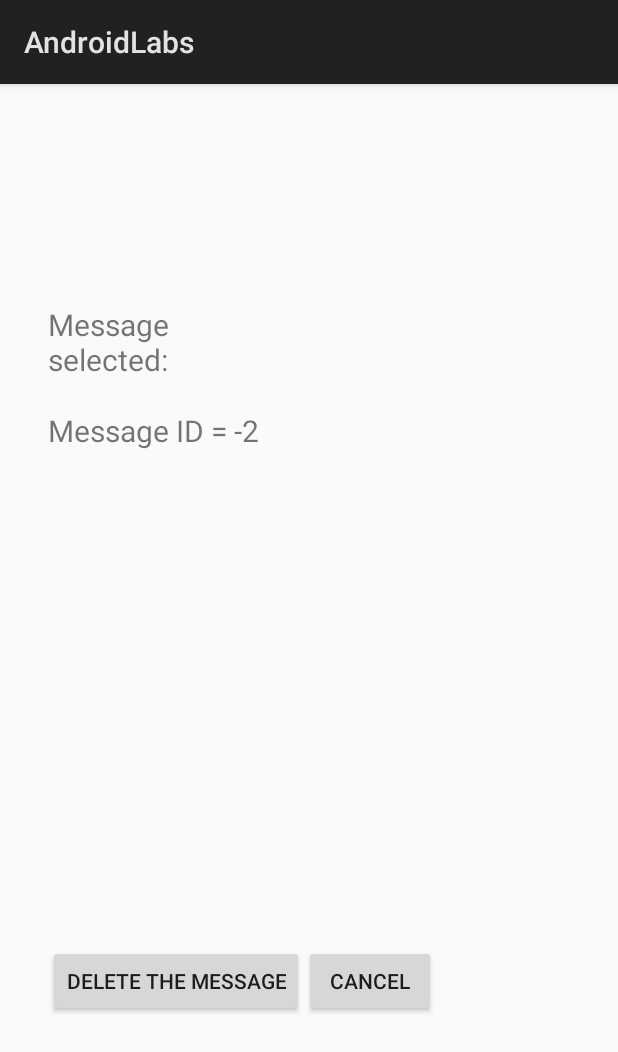
After one commit to michael-haoliu/androidLabs, an Android app: the MessageDetailsActivity screen opened directly, with no data from a screen before it, on a phone screen of 412 x 824 dp. The commit adds this screen. Shown: the top 1052 px of the screen. Run offline under Robolectric (Android 15) with nearby library versions, the phone set to English and light mode, and no system bars.

Commit message:
Lab 7 worked

```diff
--- a/app/build.gradle
+++ b/app/build.gradle
@@ -20,6 +20,7 @@ android {
 }
 
 dependencies {
+    implementation 'com.android.support:support-v4:26.1.0'
     compile fileTree(include: ['*.jar'], dir: 'libs')
     androidTestCompile('com.android.support.test.espresso:espresso-core:2.2.2', {
         exclude group: 'com.android.support', module: 'support-annotations'
--- a/app/src/main/AndroidManifest.xml
+++ b/app/src/main/AndroidManifest.xml
@@ -6,7 +6,7 @@
         android:name="android.hardware.camera2"
         android:required="true" />
 
-    <uses-permission android:name="android.permission.INTERNET"/>
+    <uses-permission android:name="android.permission.INTERNET" />
 
     <application
         android:allowBackup="true"
@@ -31,7 +31,8 @@
         <!-- android:name=".contentprovider.MyTodoContentProvider" > -->
         <!-- </provider> -->
 
-        <activity android:name=".WeatherForecastActivity"></activity>
+        <activity android:name=".WeatherForecastActivity" />
+        <activity android:name=".MessageDetailsActivity"></activity>
     </application>
 
 </manifest>
--- /dev/null
+++ b/app/src/main/java/com/example/hliu/androidlabs/MessageDetailsActivity.java
@@ -0,0 +1,31 @@
+package com.example.hliu.androidlabs;
+
+import android.app.Activity;
+import android.app.Fragment;
+import android.app.FragmentTransaction;
+import android.os.Bundle;
+
+public class MessageDetailsActivity extends Activity {
+
+    @Override
+    protected void onCreate(Bundle savedInstanceState) {
+        super.onCreate(savedInstanceState);
+        setContentView(R.layout.activity_message_details);
+
+        String msg = getIntent().getStringExtra("message");
+        Long id = getIntent().getLongExtra("messageID", -2);
+//        intent.putExtra("message", message);
+//        intent.putExtra("messageID", messageID);
+
+        Bundle bundle = new Bundle();
+        bundle.putString("message", msg);
+        bundle.putLong("messageID", id);
+
+        Fragment fragment = new MessageFragment();
+        fragment.setArguments(bundle);
+        FragmentTransaction fragmentTransaction = getFragmentManager().beginTransaction();
+        fragmentTransaction.replace(R.id.framelayout_layout1, fragment);
+        fragmentTransaction.commit();
+    }
+
+}
--- /dev/null
+++ b/app/src/main/java/com/example/hliu/androidlabs/MessageFragment.java
@@ -0,0 +1,140 @@
+package com.example.hliu.androidlabs;
+
+
+import android.app.Activity;
+import android.app.Fragment;
+import android.content.Intent;
+import android.content.res.Configuration;
+import android.os.Bundle;
+import android.support.annotation.Nullable;
+import android.util.Log;
+import android.view.LayoutInflater;
+import android.view.View;
+import android.view.ViewGroup;
+import android.widget.Button;
+import android.widget.TextView;
+import android.widget.Toast;
+
+//import android.support.v4.app.Fragment;
+
+
+/**
+ * A simple {@link Fragment} subclass.
+ */
+public class MessageFragment extends Fragment {
+    private View view;
+    private Button buttonDel;
+    private Button buttonCancel;
+    private TextView textView_ID, textView_msg;
+
+    //--------interface  Lab 7
+    OnItemSelectedListener onItemSelectedListener;
+
+    public MessageFragment() {
+        // Required empty public constructor
+    }
+
+
+    @Override
+    public View onCreateView(LayoutInflater inflater, ViewGroup container,
+                             Bundle savedInstanceState) {
+        // Inflate the layout for this fragment
+        view = inflater.inflate(R.layout.fragment_message_detail, container, false);
+        return view;
+    }
+
+
+    @Override
+    public void onActivityCreated(@Nullable Bundle savedInstanceState) {
+        super.onActivityCreated(savedInstanceState);
+
+        textView_ID = view.findViewById(R.id.messageID_inFragment);
+        textView_msg = view.findViewById(R.id.message_inFragement);
+
+        buttonDel = view.findViewById(R.id.button_deleteMessage_framelayout);
+        buttonCancel = view.findViewById(R.id.button_cancel_framelayout);
+
+        final Long msgID = getArguments().getLong("messageID");
+        String msg = getArguments().getString("message");
+
+        textView_msg.setText(msg);
+        textView_ID.setText(String.valueOf(msgID));
+
+        buttonDel.setOnClickListener(new View.OnClickListener() {
+            @Override
+            public void onClick(View v) {
+
+                if (getResources().getConfiguration().orientation == Configuration.ORIENTATION_LANDSCAPE) {
+                    Toast.makeText(getActivity(), "Deleting the item selected", Toast.LENGTH_LONG).show();
+
+                    //--------interface pholimophism  Lab 7
+                    onItemSelectedListener.onMsgItemSelected(msgID);
+
+
+                } else {
+                    Intent resultIntent = new Intent();
+                    resultIntent.putExtra("messageID", msgID);
+                    getActivity().setResult(ChatWindow.ResultCode_messageActivity, resultIntent);
+                    getActivity().finish();
+                }
+            }
+        });
+
+        buttonCancel.setOnClickListener(new View.OnClickListener() {
+            @Override
+            public void onClick(View v) {
+                Log.i("MessageFragment", "MessageFragment the clas name of the paraent activity" + getActivity().getLocalClassName());
+                if (getActivity().getLocalClassName().equalsIgnoreCase("MessageDetailsActivity")) {
+                    getActivity().finish();
+                } else {
+                    Toast.makeText(getActivity(), "can not use cancel due to it is not phone view", Toast.LENGTH_LONG).show();
+                    Log.i("MessageFragment", "MessageFragment can not use cancel due to it is not phone view");
+                }
+            }
+        });
+    }// on create
+
+    //--------interface  Lab 7
+//    private OnItemSelectedListener onItemSelectedListener;
+
+    //--OnItemSelectedListener listener;
+    // This event fires 1st, before creation of fragment or any views
+    // The onAttach method is called when the Fragment instance is associated with an Activity.
+    // This does not mean the Activity is fully initialized.
+
+    @Override
+    public void onAttach(Activity context) { // can not use context
+//    public void onAttach(Context context) {
+        super.onAttach(context);
+        Log.i("MessageFragment ", "Message Fragment context check before" + context.toString());
+
+
+        try{
+            onItemSelectedListener = (OnItemSelectedListener) context;
+            Log.i("MessageFragment ", "Message Fragment context check " + context.toString());
+        }catch (Exception e){
+            Log.i("MessageFragment ", " must implement MessageFragment.OnItemSelectedListener" + context.toString());
+
+        }
+
+
+
+/*        if(context instanceof OnItemSelectedListener){      // context instanceof YourActivity
+            onItemSelectedListener = (OnItemSelectedListener) context;
+//            this.listener = (OnItemSelectedListener) context; // = (YourActivity) context
+            Log.i("MessageFragment ", "Message Fragment context check " + context.toString());
+        } else {
+            Log.i("MessageFragment ", "Message Fragment exception " + context.toString());
+
+            throw new ClassCastException(context.toString()
+                    + " must implement MessageFragment.OnItemSelectedListener");
+        }*/
+    }
+
+    // Define the events that the fragment will use to communicate
+    public interface OnItemSelectedListener {
+        // This can be any number of events to be sent to the activity
+        void onMsgItemSelected(Long IDnum);
+    }
+
+}// outer class
--- a/app/src/main/res/layout/activity_chat_window.xml
+++ b/app/src/main/res/layout/activity_chat_window.xml
@@ -1,10 +1,10 @@
 <?xml version="1.0" encoding="utf-8"?>
+    <!--tools:context="com.example.hliu.androidlabs.ChatWindow"-->
 <RelativeLayout xmlns:android="http://schemas.android.com/apk/res/android"
     xmlns:app="http://schemas.android.com/apk/res-auto"
     xmlns:tools="http://schemas.android.com/tools"
     android:layout_width="match_parent"
-    android:layout_height="match_parent"
-    tools:context="com.example.hliu.androidlabs.ChatWindow">
+    android:layout_height="match_parent" >
 
     <Button
         android:id="@+id/button_sentChat"
--- /dev/null
+++ b/app/src/main/res/layout/activity_message_details.xml
@@ -0,0 +1,27 @@
+<?xml version="1.0" encoding="utf-8"?>
+<android.support.constraint.ConstraintLayout xmlns:android="http://schemas.android.com/apk/res/android"
+    xmlns:app="http://schemas.android.com/apk/res-auto"
+    xmlns:tools="http://schemas.android.com/tools"
+    android:layout_width="match_parent"
+    android:layout_height="match_parent"
+    tools:context="com.example.hliu.androidlabs.MessageDetailsActivity">
+
+
+    <!--android:id="@+id/phone_frameLayout"-->
+    <FrameLayout
+        android:id="@+id/framelayout_layout1"
+
+        android:layout_width="368dp"
+        android:layout_height="495dp"
+        android:layout_marginBottom="8dp"
+        android:layout_marginEnd="8dp"
+        android:layout_marginStart="8dp"
+        android:layout_marginTop="8dp"
+        app:layout_constraintBottom_toBottomOf="parent"
+        app:layout_constraintEnd_toEndOf="parent"
+        app:layout_constraintStart_toStartOf="parent"
+        app:layout_constraintTop_toTopOf="parent">
+
+    </FrameLayout>
+
+</android.support.constraint.ConstraintLayout>
--- /dev/null
+++ b/app/src/main/res/layout/fragment_message_detail.xml
@@ -0,0 +1,99 @@
+<?xml version="1.0" encoding="utf-8"?>
+
+    <!--tools:context=".MessageFragment"-->
+<FrameLayout
+    xmlns:android="http://schemas.android.com/apk/res/android"
+    xmlns:app="http://schemas.android.com/apk/res-auto"
+    xmlns:tools="http://schemas.android.com/tools"
+    android:layout_width="match_parent"
+    android:layout_height="match_parent">
+
+
+    <LinearLayout
+        android:orientation="vertical"
+        android:layout_width="match_parent"
+        android:layout_height="match_parent" >
+
+
+        <LinearLayout
+            android:layout_width="match_parent"
+            android:layout_height="wrap_content"
+
+            android:orientation="horizontal"
+            android:padding="10dp">
+
+            <TextView
+                android:layout_width="wrap_content"
+                android:layout_height="wrap_content"
+                android:text="Message\nselected: "
+                android:textSize="20sp" />
+
+            <!--<View-->
+                <!--android:layout_width="0dp"-->
+                <!--android:layout_height="0dp"-->
+                <!--android:layout_weight="1"/>-->
+
+            <TextView
+                android:id="@+id/message_inFragement"
+                android:layout_width="wrap_content"
+                android:layout_height="wrap_content"
+                android:text="msg"
+                android:textSize="20sp" />
+
+        </LinearLayout>
+
+
+
+        <LinearLayout
+            android:layout_width="match_parent"
+            android:layout_height="wrap_content"
+
+            android:orientation="horizontal"
+            android:padding="10dp">
+
+            <TextView
+                android:layout_width="wrap_content"
+                android:layout_height="wrap_content"
+                android:text="Message ID = "
+                android:textSize="20sp" />
+
+            <TextView
+                android:id="@+id/messageID_inFragment"
+                android:layout_width="wrap_content"
+                android:layout_height="wrap_content"
+                android:text="text"
+                android:textSize="20sp" />
+
+        </LinearLayout>
+        <View
+            android:layout_width="0dp"
+            android:layout_height="0dp"
+            android:layout_weight="1"/>
+
+        <LinearLayout
+            android:layout_width="match_parent"
+            android:layout_height="wrap_content"
+            android:orientation="horizontal"
+            android:padding="10dp"
+            app:layout_constraintBottom_toBottomOf="parent"
+            app:layout_constraintEnd_toEndOf="parent"
+            app:layout_constraintStart_toStartOf="parent"
+            app:layout_constraintTop_toTopOf="parent">
+
+            <Button
+                android:id="@+id/button_deleteMessage_framelayout"
+                android:layout_width="wrap_content"
+                android:layout_height="wrap_content"
+                android:text="Delete the message" />
+
+            <Button
+                android:id="@+id/button_cancel_framelayout"
+                android:layout_width="wrap_content"
+                android:layout_height="wrap_content"
+                android:text="Cancel" />
+        </LinearLayout>
+
+    </LinearLayout>
+
+
+</FrameLayout>
--- a/app/src/main/res/values/strings.xml
+++ b/app/src/main/res/values/strings.xml
@@ -19,4 +19,7 @@
     <string name="string_minTemp">Min temeperature</string>
     <string name="string_maxTemp">Max temperature</string>
     <string name="string_progressBar">ProgressBar</string>
+
+    <!-- TODO: Remove or change this placeholder text -->
+    <string name="hello_blank_fragment">Hello blank fragment</string>
 </resources>
```
Also changed, not shown: app/src/main/java/com/example/hliu/androidlabs/ChatDatabaseHelper.java (+18 -0 lines), app/src/main/java/com/example/hliu/androidlabs/ChatWindow.java (+115 -30 lines), app/src/main/res/layout-land/activity_chat_window.xml (+4 -4 lines).
